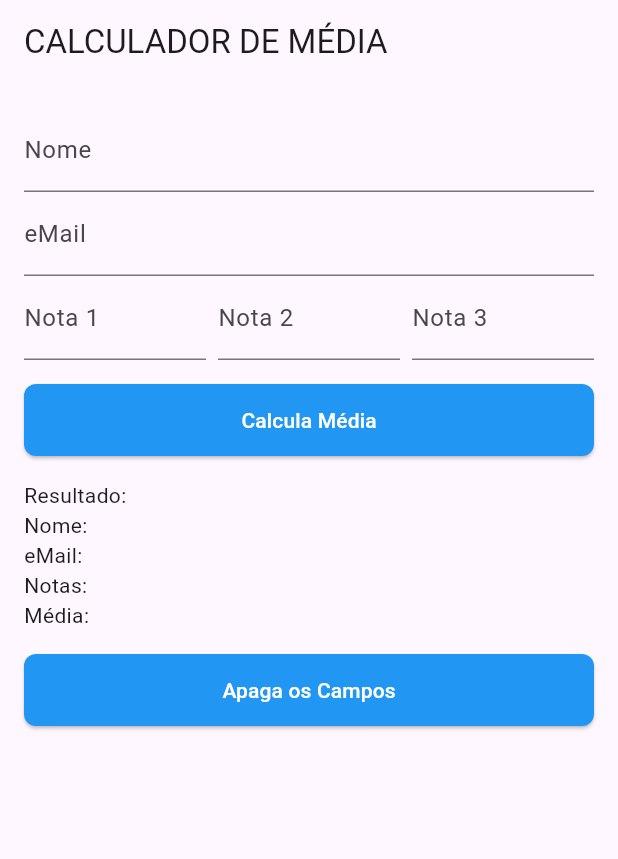
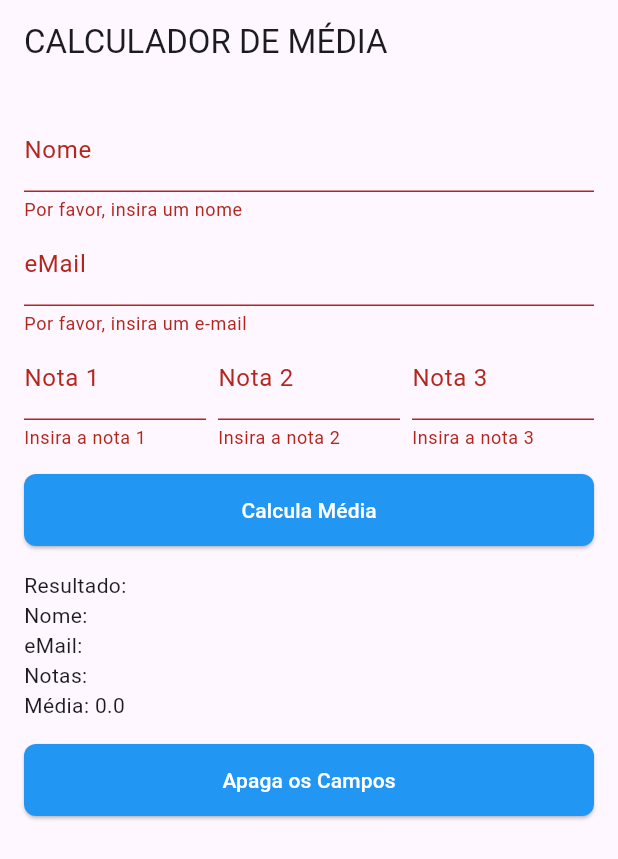
Before and after one commit to alinegtcl/AvaliacaoStatefulWidgets, a Flutter app: the screen it shows after launch, after a tap on "Calcula Média", on a phone screen of 412 x 824 dp. Shown: the top 859 px of the screen. Run offline on Flutter 3.47's test engine with Material 3 defaults, Android fonts, the phone set to English and light mode, and no system bars.

Commit message:
Added text controllers for form fields, calculates average scores and displays.

```diff
--- a/lib/average_calculator/average_form.dart
+++ b/lib/average_calculator/average_form.dart
@@ -9,6 +9,16 @@ class AverageForm extends StatefulWidget {
 
 class _AverageFormState extends State<AverageForm> {
   final _formKey = GlobalKey<FormState>();
+  final _nameController = TextEditingController();
+  final _emailController = TextEditingController();
+  final _grade1Controller = TextEditingController();
+  final _grade2Controller = TextEditingController();
+  final _grade3Controller = TextEditingController();
+
+  String _name = '';
+  String _email = '';
+  String _grades = '';
+  double _average = 0.0;
 
   @override
   Widget build(BuildContext context) {
@@ -25,50 +35,85 @@ class _AverageFormState extends State<AverageForm> {
               crossAxisAlignment: CrossAxisAlignment.start,
               children: [
                 TextFormField(
-                  decoration: InputDecoration(labelText: 'Nome'),
+                  controller: _nameController,
+                  decoration: const InputDecoration(labelText: 'Nome'),
+                  validator: (value) {
+                    if (value == null || value.isEmpty) {
+                      return 'Por favor, insira um nome';
+                    }
+                    return null;
+                  },
                 ),
                 TextFormField(
-                  decoration: InputDecoration(labelText: 'eMail'),
+                  controller: _emailController,
+                  decoration: const InputDecoration(labelText: 'eMail'),
+                  validator: (value) {
+                    if (value == null || value.isEmpty) {
+                      return 'Por favor, insira um e-mail';
+                    }
+                    return null;
+                  },
                 ),
                 Row(
                   children: [
                     Expanded(
                       child: TextFormField(
-                        decoration: InputDecoration(labelText: 'Nota 1'),
+                        controller: _grade1Controller,
+                        decoration: const InputDecoration(labelText: 'Nota 1'),
                         keyboardType: TextInputType.number,
+                        validator: (value) {
+                          if (value == null || value.isEmpty) {
+                            return 'Insira a nota 1';
+                          }
+                          return null;
+                        },
                       ),
                     ),
-                    SizedBox(width: 8.0),
+                    const SizedBox(width: 8.0),
                     Expanded(
                       child: TextFormField(
-                        decoration: InputDecoration(labelText: 'Nota 2'),
+                        controller: _grade2Controller,
+                        decoration: const InputDecoration(labelText: 'Nota 2'),
                         keyboardType: TextInputType.number,
+                        validator: (value) {
+                          if (value == null || value.isEmpty) {
+                            return 'Insira a nota 2';
+                          }
+                          return null;
+                        },
                       ),
                     ),
-                    SizedBox(width: 8.0),
+                    const SizedBox(width: 8.0),
                     Expanded(
                       child: TextFormField(
-                        decoration: InputDecoration(labelText: 'Nota 3'),
+                        controller: _grade3Controller,
+                        decoration: const InputDecoration(labelText: 'Nota 3'),
                         keyboardType: TextInputType.number,
+                        validator: (value) {
+                          if (value == null || value.isEmpty) {
+                            return 'Insira a nota 3';
+                          }
+                          return null;
+                        },
                       ),
                     ),
                   ],
                 ),
-                SizedBox(height: 16.0),
+                const SizedBox(height: 16.0),
+                ElevatedButton(
+                  onPressed: _calculateAverage,
+                  child: const Text('Calcula Média'),
+                ),
+                const SizedBox(height: 16.0),
+                const Text('Resultado:'),
+                Text('Nome: $_name'),
+                Text('eMail: $_email'),
+                Text('Notas: $_grades'),
+                Text('Média: $_average'),
+                const SizedBox(height: 16.0),
                 ElevatedButton(
                   onPressed: () {},
-                  child: Text('Calcula Média'),
-                ),
-                SizedBox(height: 16.0),
-                Text('Resultado:'),
-                Text('Nome: '),
-                Text('eMail: '),
-                Text('Notas: '),
-                Text('Média: '),
-                SizedBox(height: 16.0),
-                ElevatedButton(
-                  onPressed: () {},
-                  child: Text('Apaga os Campos'),
+                  child: const Text('Apaga os Campos'),
                 ),
               ],
             ),
@@ -77,4 +122,19 @@ class _AverageFormState extends State<AverageForm> {
       ),
     );
   }
+
+  void _calculateAverage() {
+    if (_formKey.currentState!.validate()) {
+      setState(() {
+        _name = _nameController.text;
+        _email = _emailController.text;
+        double grade1 = double.parse(_grade1Controller.text);
+        double grade2 = double.parse(_grade2Controller.text);
+        double grade3 = double.parse(_grade3Controller.text);
+        _grades =
+            '${_grade1Controller.text} - ${_grade2Controller.text} - ${_grade3Controller.text}';
+        _average = (grade1 + grade2 + grade3) / 3;
+      });
+    }
+  }
 }
```
